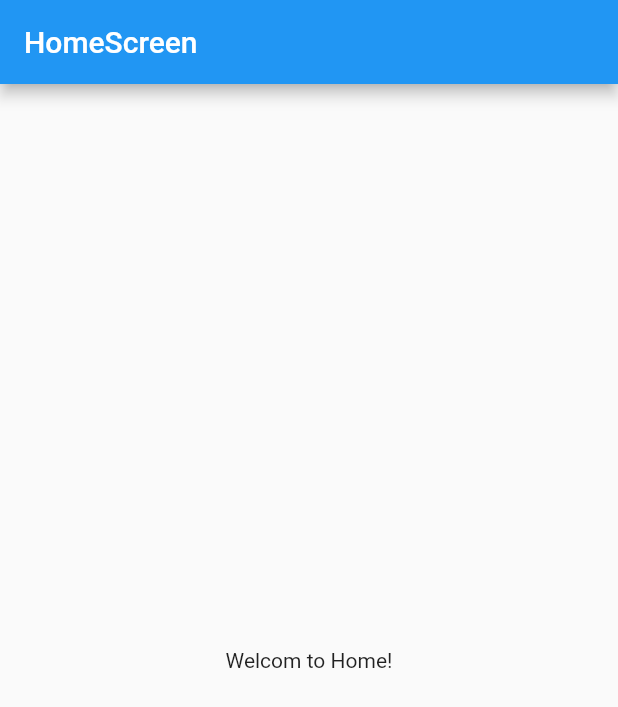
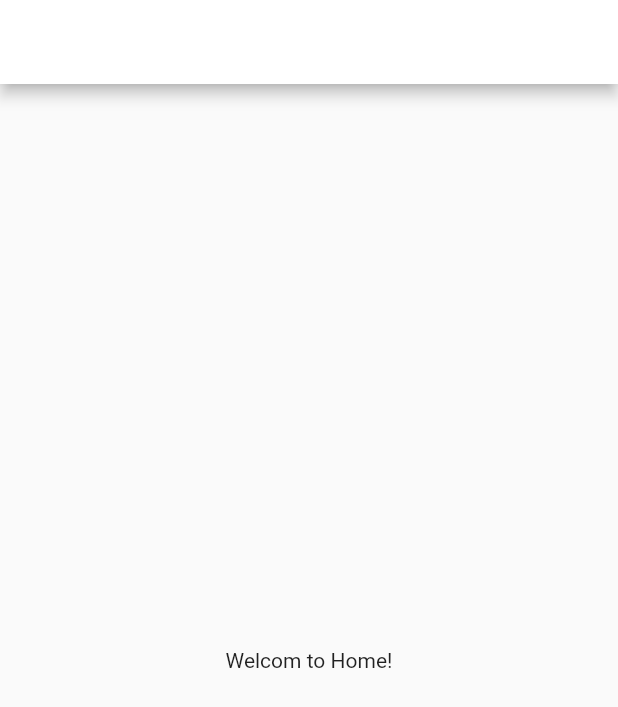
Before and after one commit to DevPrkms/koin_app, a Flutter app: the screen it shows after launch, on a phone screen of 412 x 824 dp. Shown: the top 707 px of the screen. Run offline on Flutter 3.47's test engine with Material 2 defaults, Android fonts, the phone set to English and light mode, and no system bars.

Commit message:
메인페이지 작업

```diff
--- a/koin_project/lib/homeScreen.dart
+++ b/koin_project/lib/homeScreen.dart
@@ -5,12 +5,17 @@ class HomeScreen extends StatefulWidget {
   _HomeScreenState createState() => new _HomeScreenState();
 }
 
+// appBar 삭제
+// BottomNavigatorBar 추가
+// 우측 전체메뉴 추가 ?
+// 메인 블록 디자인 추가
+
 class _HomeScreenState extends State<HomeScreen> {
   @override
   Widget build(BuildContext context) {
     return new Scaffold(
-      appBar: new AppBar(
-        title: new Text('HomeScreen'),
+      appBar: AppBar(
+        backgroundColor: Colors.white,
       ),
       body: new Center(
         child: new Text('Welcom to Home!'),
--- a/koin_project/pubspec.yaml
+++ b/koin_project/pubspec.yaml
@@ -45,8 +45,8 @@ flutter:
   uses-material-design: true
 
   # To add assets to your application, add an assets section, like this:
-assets:
-  - images/coin.png
+  assets:
+    - images/coin.png
 
   # An image asset can refer to one or more resolution-specific "variants", see
   # https://flutter.dev/assets-and-images/#resolution-aware.
```
Also changed, not shown: 1 other file.
